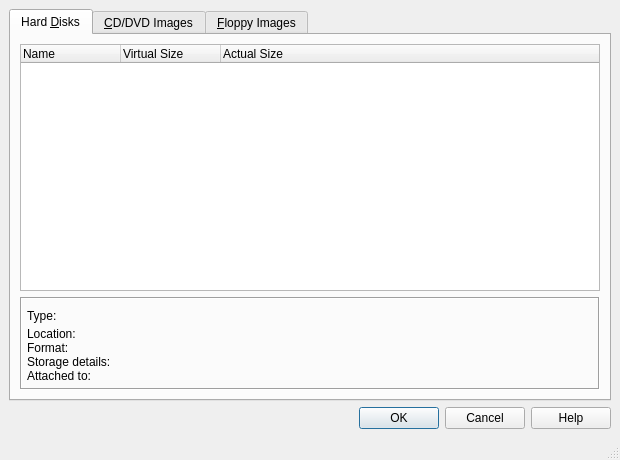
Before: the Qt Designer form vbox/src/VBox/Frontends/VirtualBox/src/VBoxMediaManagerDlg.ui in jljuxgm/vboxgit, drawn with Qt 5.
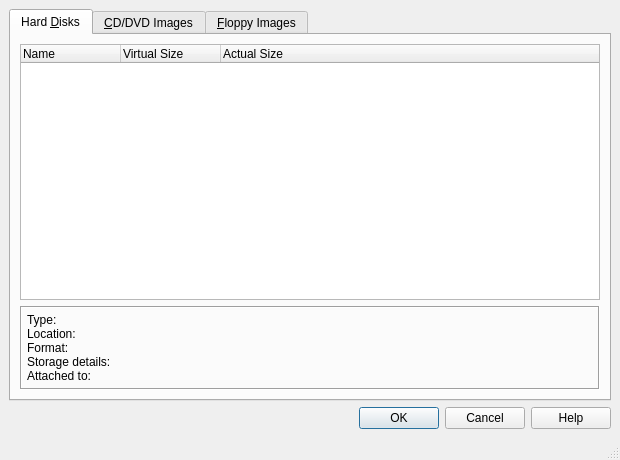
After: the same form once the commit is applied. Custom widgets are drawn as their Qt base class.

Patch:
```diff
--- a/vbox/src/VBox/Frontends/VirtualBox/src/VBoxMediaManagerDlg.ui
+++ b/vbox/src/VBox/Frontends/VirtualBox/src/VBoxMediaManagerDlg.ui
@@ -103,8 +103,6 @@
             </widget>
            </item>
            <item row="0" column="1" >
-            <layout class="QHBoxLayout">
-             <item>
               <widget class="QILabel" name="m_pTypePane">
                <property name="sizePolicy">
                 <sizepolicy vsizetype="Preferred" hsizetype="MinimumExpanding">
@@ -114,18 +112,6 @@
                </property>
               </widget>
              </item>
-             <item>
-              <widget class="QIToolButton" name="m_pChangeMediumTypeButton">
-               <property name="autoRaise">
-                <bool>true</bool>
-               </property>
-               <property name="toolTip">
-                <string>Change medium type...</string>
-               </property>
-              </widget>
-             </item>
-            </layout>
-           </item>
            <item row="1" column="0" >
             <widget class="QLabel" name="m_pLocationLabel" >
              <property name="text" >
@@ -412,11 +398,6 @@
    <extends>QTabWidget</extends>
    <header>QITabWidget.h</header>
   </customwidget>
-  <customwidget>
-   <class>QIToolButton</class>
-   <extends>QToolButton</extends>
-   <header>QIToolButton.h</header>
-  </customwidget>
  </customwidgets>
  <resources/>
  <connections/>
```
Lines whose indentation alone changed are shown as unchanged.
